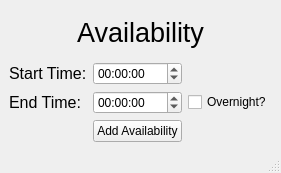
This is TestingGrounds/availability.ui in HKavalos/ToGather as Qt 5 draws it before an edit. The edited form follows.
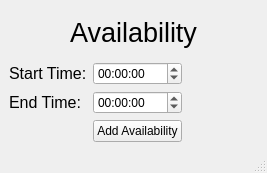
This is the edited form.

The edit to the form file:
```diff
--- a/TestingGrounds/availability.ui
+++ b/TestingGrounds/availability.ui
@@ -85,13 +85,6 @@
       </property>
      </widget>
     </item>
-    <item row="3" column="2">
-     <widget class="QCheckBox" name="checkBox">
-      <property name="text">
-       <string>Overnight?</string>
-      </property>
-     </widget>
-    </item>
     <item row="0" column="0" colspan="3">
      <widget class="QLabel" name="label">
       <property name="font">
```
